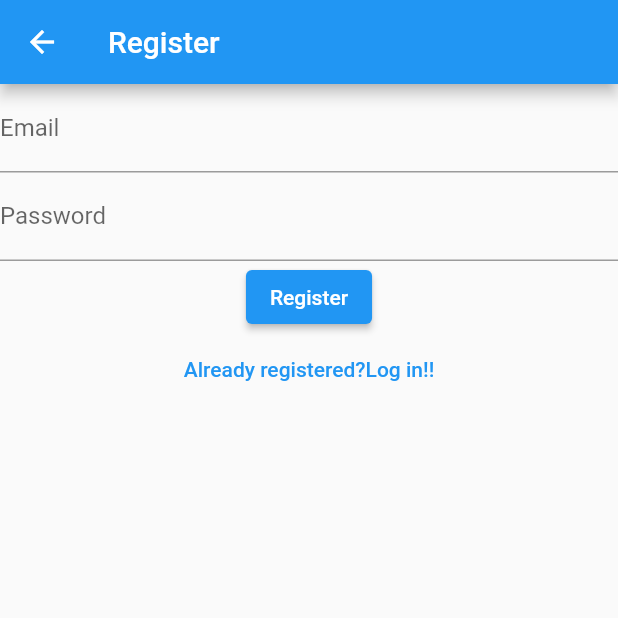
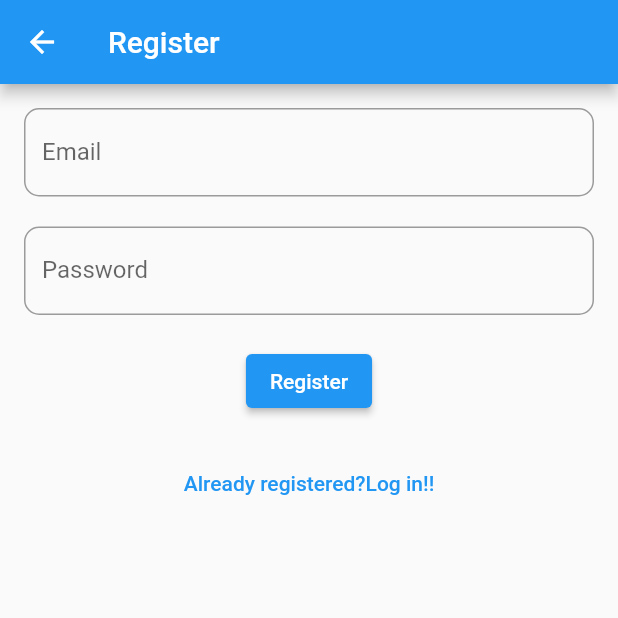
Before and after one commit to VibhuKhera123/ToDo-flutter-application, a Flutter app: the RegisterView screen opened directly, on a phone screen of 412 x 824 dp, the top half of it. Run offline on Flutter 3.47's test engine with Material 2 defaults, Android fonts, the phone set to English and light mode, and no system bars; our stand-ins replace bloc, cloud_firestore, equatable, firebase_auth, firebase_core, flutter_bloc and 1 more; accounts and stored records are empty; network calls fail.

Commit message:
almost done

```diff
--- a/lib/main.dart
+++ b/lib/main.dart
@@ -4,12 +4,8 @@ import 'package:flutter_bloc/flutter_bloc.dart';
 import 'package:todo_app/routes.dart';
 import 'package:todo_app/srvices/auth/bloc/auth_bloc.dart';
 import 'package:todo_app/srvices/auth/firebase_auth_provider.dart';
-import 'package:todo_app/views/login_view.dart';
 import 'package:todo_app/views/notesView/create_update_notes_view.dart';
-import 'package:todo_app/views/register_view.dart';
 import 'views/home_page.dart';
-import 'views/notesView/notes_view.dart';
-import 'views/verify_email_view.dart';
 
 void main() async {
   WidgetsFlutterBinding.ensureInitialized();
--- a/lib/srvices/auth/auth_provider.dart
+++ b/lib/srvices/auth/auth_provider.dart
@@ -13,4 +13,5 @@ abstract class AuthProvider {
   });
   Future<void> logOut();
   Future<void> sendEmailVerification();
+  Future<void> sendPasswordReset({required String toEmail});
 }
--- a/lib/srvices/auth/auth_services.dart
+++ b/lib/srvices/auth/auth_services.dart
@@ -40,4 +40,8 @@ class AuthService implements AuthProvider {
 
   @override
   Future<void> initilize() => provider.initilize();
+
+  @override
+  Future<void> sendPasswordReset({required String toEmail}) =>
+      provider.sendPasswordReset(toEmail: toEmail);
 }
--- a/lib/srvices/auth/bloc/auth_events.dart
+++ b/lib/srvices/auth/bloc/auth_events.dart
@@ -19,7 +19,13 @@ class AuthEventRegister extends AuthEvent {
   const AuthEventRegister(this.email, this.password);
 }
 
-class AuthEventShouldRegister extends AuthEvent{
+class AuthEventForgotPassword extends AuthEvent {
+  final String? email;
+
+  const AuthEventForgotPassword({this.email});
+}
+
+class AuthEventShouldRegister extends AuthEvent {
   const AuthEventShouldRegister();
 }
 
--- a/lib/srvices/auth/bloc/bloc_states.dart
+++ b/lib/srvices/auth/bloc/bloc_states.dart
@@ -4,36 +4,59 @@ import 'package:todo_app/srvices/auth/auth_user.dart';
 
 @immutable
 abstract class AuthState {
-  const AuthState();
+  final bool isLoading;
+  final String? loadingText;
+
+  const AuthState({
+    required this.isLoading,
+    this.loadingText = 'Please wait for a moment',
+  });
 }
 
 class AuthStateUninitilized extends AuthState {
-  const AuthStateUninitilized();
+  const AuthStateUninitilized({required bool isLoading})
+      : super(isLoading: isLoading);
 }
 
 class AuthStateRegistering extends AuthState {
   final Exception? exception;
-  const AuthStateRegistering(this.exception);
+  const AuthStateRegistering({
+    required isLoading,
+    required this.exception,
+  }) : super(isLoading: isLoading);
 }
 
 class AuthStateLoggedIn extends AuthState {
   final AuthUser user;
-  const AuthStateLoggedIn(this.user);
+  const AuthStateLoggedIn({required super.isLoading, required this.user});
 }
 
 class AuthStateNeedVerification extends AuthState {
-  const AuthStateNeedVerification();
+  const AuthStateNeedVerification({required super.isLoading});
+}
+
+class AuthStateForgotPassword extends AuthState {
+  final Exception? exception;
+  final bool hasSentEmail;
+
+  const AuthStateForgotPassword(
+      {required this.exception,
+      required this.hasSentEmail,
+      required bool isLoading})
+      : super(isLoading: isLoading);
 }
 
 class AuthStateLoggedOut extends AuthState with EquatableMixin {
   final Exception? exception;
-  final bool isLoading;
   const AuthStateLoggedOut({
     required this.exception,
-    required this.isLoading,
-  });
+    required bool isLoading,
+    String? loadingText,
+  }) : super(
+          isLoading: isLoading,
+          loadingText: loadingText,
+        );
 
   @override
-  // TODO: implement props
-  List<Object?> get props => [exception,isLoading];
+  List<Object?> get props => [exception, isLoading];
 }
--- a/lib/views/register_view.dart
+++ b/lib/views/register_view.dart
@@ -52,11 +52,15 @@ class _RegisterViewState extends State<RegisterView> {
       },
       child: Scaffold(
         appBar: AppBar(title: const Text("Register")),
-        body: Column(
+        body: Padding(
+          padding: const EdgeInsets.all(16.0),
+          child: Column(
             children: [
               TextField(
                 controller: _email,
                 decoration: const InputDecoration(
+                  border: OutlineInputBorder(
+                      borderRadius: BorderRadius.all(Radius.circular(10))),
                   hintText: "Enter your email",
                   labelText: "Email",
                 ),
@@ -64,15 +68,23 @@ class _RegisterViewState extends State<RegisterView> {
                 enableSuggestions: false,
                 keyboardType: TextInputType.emailAddress,
               ),
+              const SizedBox(
+                height: 20,
+              ),
               TextField(
                 controller: _password,
                 decoration: const InputDecoration(
+                  border: OutlineInputBorder(
+                      borderRadius: BorderRadius.all(Radius.circular(10))),
                   hintText: "Enter your password",
                   labelText: "Password",
                 ),
                 obscureText: true,
                 autocorrect: false,
                 enableSuggestions: false,
+              ),
+              const SizedBox(
+                height: 20,
               ),
               ElevatedButton(
                 onPressed: () async {
@@ -86,6 +98,9 @@ class _RegisterViewState extends State<RegisterView> {
                 },
                 child: const Text("Register"),
               ),
+              const SizedBox(
+                height: 20,
+              ),
               TextButton(
                   onPressed: () {
                     context.read<AuthBloc>().add(
@@ -96,6 +111,7 @@ class _RegisterViewState extends State<RegisterView> {
             ],
           ),
         ),
+      ),
     );
   }
 }
```
Also changed, not shown: lib/helpers/loading_screen.dart (added, +101 -0 lines), lib/helpers/loading_screen_controller.dart (added, +12 -0 lines), lib/srvices/auth/bloc/auth_bloc.dart (+66 -10 lines), lib/srvices/auth/firebase_auth_provider.dart (+18 -0 lines), lib/utilities/dialog/password_reset_dialog.dart (added, +13 -0 lines), lib/views/forgot_password_view.dart (added, +104 -0 lines), lib/views/home_page.dart (+15 -1 lines), lib/views/login_view.dart (+21 -15 lines), lib/views/verify_email_view.dart (+10 -1 lines), pubspec.lock. Lines whose indentation alone changed are shown as unchanged.
